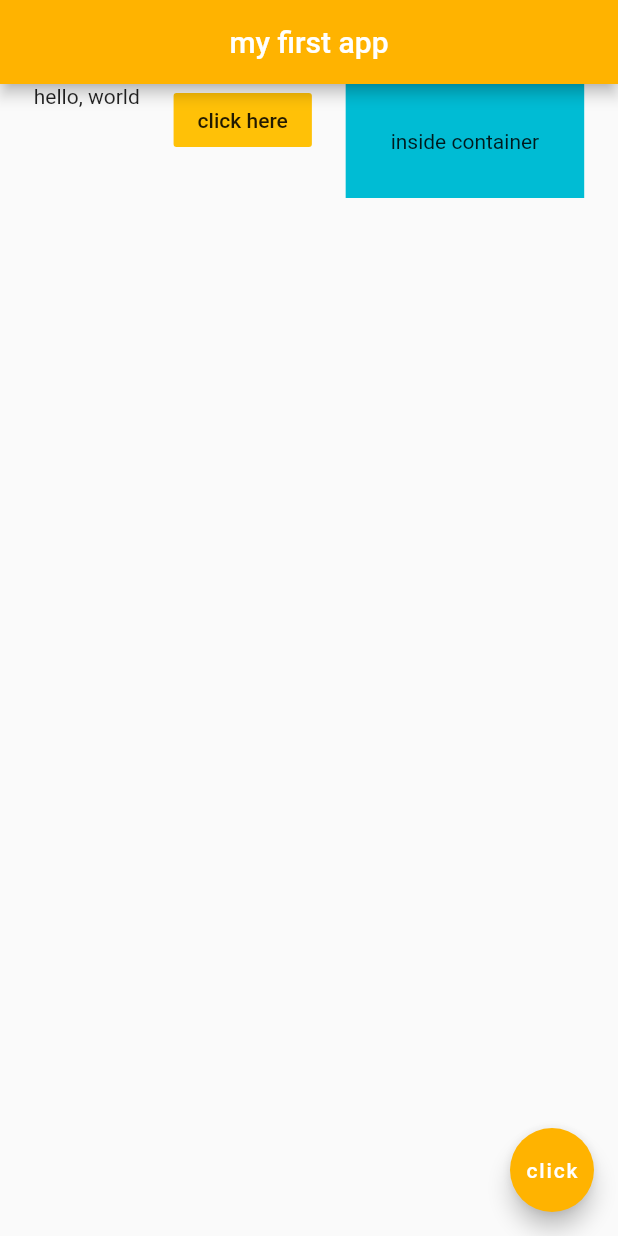
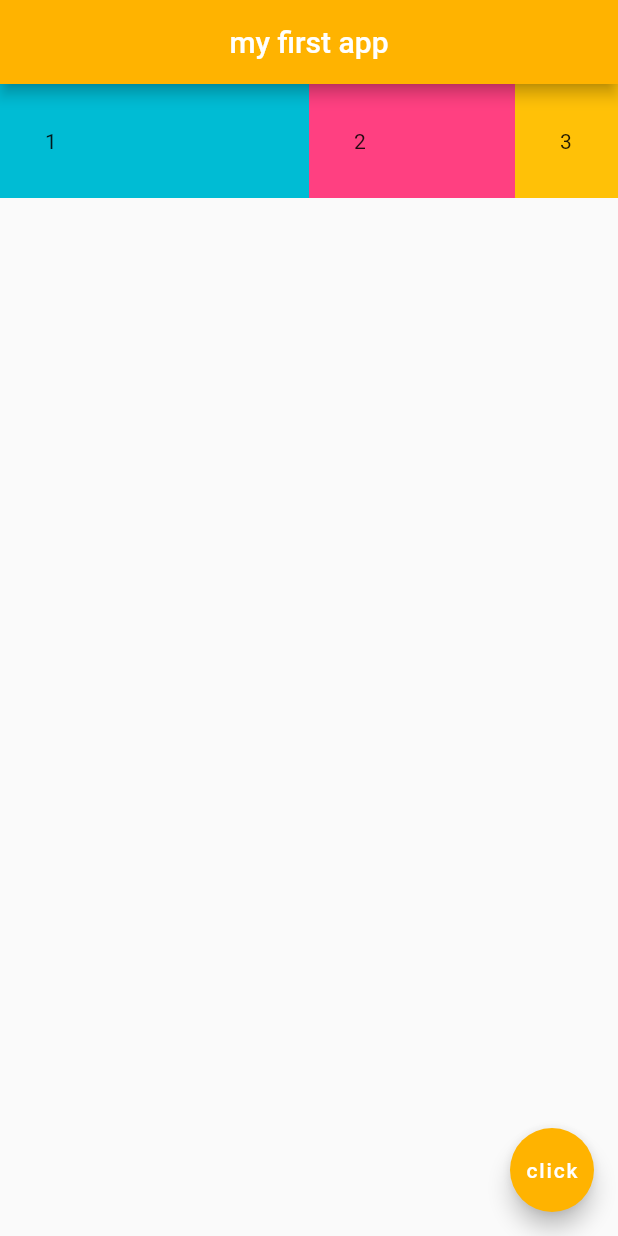
Before and after one commit to kys3923/P4-Diary, a Flutter app: the screen it shows after launch, on a phone screen of 412 x 824 dp. Run offline on Flutter 3.47's test engine with Material 2 defaults, Android fonts, the phone set to English and light mode, and no system bars.

Commit message:
learned Expanded

```diff
--- a/lib/main.dart
+++ b/lib/main.dart
@@ -14,22 +14,84 @@ class Home extends StatelessWidget {
         backgroundColor: Colors.amber[600],
         ),
         body: Row(
-          mainAxisAlignment: MainAxisAlignment.spaceEvenly,
-          crossAxisAlignment: CrossAxisAlignment.start,
           children: <Widget>[
-            Text('hello, world'),
-            FlatButton(
-                onPressed: () {},
+            Expanded( //functions lika a group
+              flex: 3, //portion of the width
+              child: Container(
+                padding: EdgeInsets.all(30),
+                color: Colors.cyan,
+                child: Text('1'),
+              ),
+            ),
+            Expanded(
+              flex: 2,
+              child: Container(
+                padding: EdgeInsets.all(30),
+                color: Colors.pinkAccent,
+                child: Text('2'),
+              ),
+            ),
+            Expanded(
+              flex: 1,
+              child: Container(
+                padding: EdgeInsets.all(30),
                 color: Colors.amber,
-                child: Text('click here')
+                child: Text('3'),
+              ),
             ),
-            Container(
-              color: Colors.cyan,
-              padding: EdgeInsets.all(30),
-              child: Text('inside container')
-            )
-          ]
+
+          ],
         ),
+
+
+        //------------------------------- column expanded
+        // body: Column(
+        //   mainAxisAlignment: MainAxisAlignment.end,
+        //   crossAxisAlignment: CrossAxisAlignment.end,
+        //   children: <Widget>[
+        //     Row(
+        //       children: <Widget>[
+        //         Text('hello'),
+        //         Text('world'),
+        //       ]
+        //     ),
+        //     Container(
+        //       padding: EdgeInsets.all(20),
+        //       color: Colors.cyan,
+        //       child: Text('one')
+        //     ),
+        //     Container(
+        //         padding: EdgeInsets.all(30),
+        //         color: Colors.pinkAccent,
+        //         child: Text('two')
+        //     ),
+        //     Container(
+        //         padding: EdgeInsets.all(40),
+        //         color: Colors.amber,
+        //         child: Text('three')
+        //     ),
+        //   ],
+        // ),
+
+
+        //----------------------------------- Row
+        // body: Row(
+        //   mainAxisAlignment: MainAxisAlignment.spaceEvenly,
+        //   crossAxisAlignment: CrossAxisAlignment.start,
+        //   children: <Widget>[
+        //     Text('hello, world'),
+        //     FlatButton(
+        //         onPressed: () {},
+        //         color: Colors.amber,
+        //         child: Text('click here')
+        //     ),
+        //     Container(
+        //       color: Colors.cyan,
+        //       padding: EdgeInsets.all(30),
+        //       child: Text('inside container')
+        //     )
+        //   ]
+        // ),
 
 
         //------------------------------ having padding itself as an element
--- a/pubspec.yaml
+++ b/pubspec.yaml
@@ -45,8 +45,8 @@ flutter:
   uses-material-design: true
 
   # To add assets to your application, add an assets section, like this:
-  assets:
-   - assets/
+#  assets:
+#   - assets/
 
   # An image asset can refer to one or more resolution-specific "variants", see
   # https://flutter.dev/assets-and-images/#resolution-aware.
```
Also changed, not shown: 10 other files.
